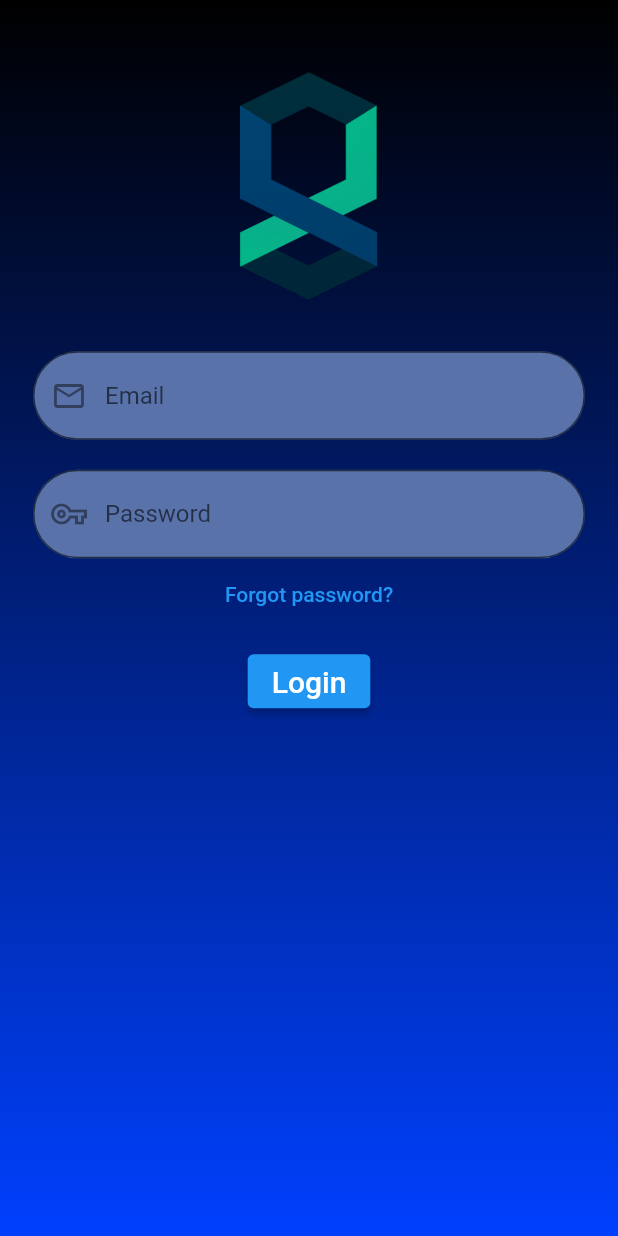
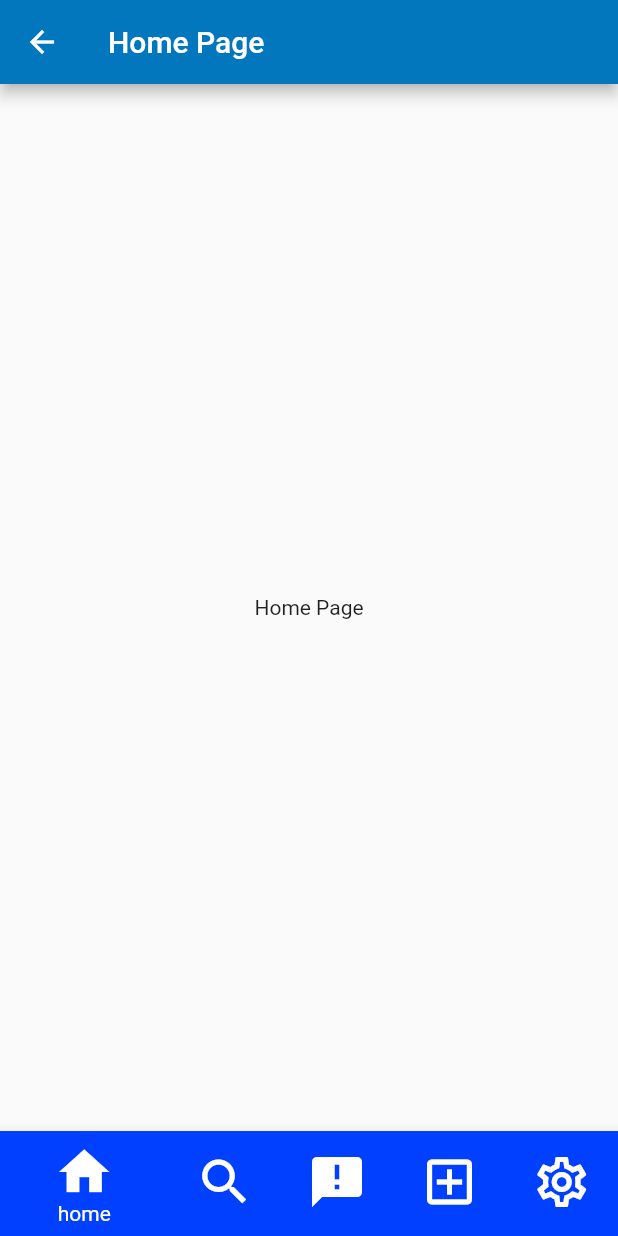
Before and after one commit to serhanyrlmz/UniPath, a Flutter app: the Login screen opened by its route, after a tap on "Login", on a phone screen of 412 x 824 dp. Run offline on Flutter 3.47's test engine with Material 2 defaults, Android fonts, the phone set to English and light mode, and no system bars; network calls fail.

Commit message:
bottomNavigator added

```diff
--- /dev/null
+++ b/lib/routes/HomePage.dart
@@ -0,0 +1,82 @@
+import 'package:flutter/material.dart';
+import 'package:UniPath/utils/color.dart';
+import 'search.dart';
+import 'announcements.dart';
+import 'add.dart';
+import 'settings.dart';
+
+
+class HomeScreen extends StatefulWidget {
+  const HomeScreen({Key? key}) : super(key: key);
+
+  @override
+  _HomeScreenState createState() => _HomeScreenState();
+}
+
+class _HomeScreenState extends State<HomeScreen> {
+  int _selectedIndex=0;
+
+  void _onItemTapped(int index){
+    setState((){
+      _selectedIndex=index;
+      if(_selectedIndex==0) {
+        Navigator.pushReplacement(context,MaterialPageRoute(builder:(context){
+
+          return HomeScreen();
+        }));}
+      else if(_selectedIndex ==1){
+        Navigator.pushReplacement(context,MaterialPageRoute(builder:(context){
+
+          return SearchScreen();
+        }));
+      }
+      else if(_selectedIndex ==2){
+        Navigator.pushReplacement(context,MaterialPageRoute(builder:(context){
+
+          return Announcements();
+        }));
+      }
+      else if(_selectedIndex ==3){
+        Navigator.pushReplacement(context,MaterialPageRoute(builder:(context){
+
+          return Add();
+        }));
+      }
+      else if(_selectedIndex ==4){
+        Navigator.pushReplacement(context,MaterialPageRoute(builder:(context){
+
+          return Settings();
+        }));
+      }
+
+    }
+    );
+  }
+  @override
+  Widget build(BuildContext context) {
+    return Scaffold(
+      appBar: AppBar( title:Text('Home Page'),
+        backgroundColor: AppColors.headingColor,
+      ),
+      body:Center(
+        child: Text('Home Page'),
+      ),
+      bottomNavigationBar: BottomNavigationBar(
+        items:const <BottomNavigationBarItem>[
+          BottomNavigationBarItem(icon: Icon(Icons.home),label:'home', backgroundColor: AppColors.loginBackBottom),
+          BottomNavigationBarItem(icon: Icon(Icons.search_outlined),label:'home', backgroundColor: AppColors.loginBackBottom),
+          BottomNavigationBarItem(icon: Icon(Icons.announcement),label:'home', backgroundColor: AppColors.loginBackBottom),
+          BottomNavigationBarItem(icon: Icon(Icons.add_box_outlined),label:'home' ,backgroundColor: AppColors.loginBackBottom),
+          BottomNavigationBarItem(icon: Icon(Icons.settings_outlined),label:'home', backgroundColor: AppColors.loginBackBottom),
+
+        ],
+        type: BottomNavigationBarType.shifting,
+        currentIndex:_selectedIndex,
+        iconSize:40,
+        onTap:_onItemTapped,
+
+      ),
+
+    );
+  }
+}
--- a/lib/routes/login.dart
+++ b/lib/routes/login.dart
@@ -1,11 +1,23 @@
+
 import 'package:UniPath/utils/color.dart';
 import 'package:flutter/material.dart';
+
+import 'HomePage.dart';
 
 
 class Login extends StatelessWidget {
 
   @override
   Widget build(BuildContext context) {
+    Color getColor(Set<MaterialState> states) {
+      const Set<MaterialState> interactiveStates = <MaterialState>{
+
+        MaterialState.pressed,
+        MaterialState.hovered,
+        MaterialState.focused,
+      };
+      return Colors.black;
+    }
     return Scaffold(
       body: Container(
         decoration: BoxDecoration(
@@ -87,8 +99,12 @@ class Login extends StatelessWidget {
                 margin: EdgeInsets.fromLTRB(0,10,0,0),
                 child: ElevatedButton(
                   child: Text("Login", style: TextStyle(fontSize: 20.0),),
-                  color: Colors.red,
-                  onPressed: () {},
+                  style: ButtonStyle(overlayColor: MaterialStateProperty.resolveWith(getColor),),
+                  onPressed: () {Navigator.pushReplacement(context,MaterialPageRoute(builder:(context){
+
+                      return HomeScreen();
+                    }));
+                    },
                   ),
               ),
             ],
```
Also changed, not shown: lib/routes/add.dart (added, +81 -0 lines), lib/routes/announcements.dart (added, +82 -0 lines), lib/routes/search.dart (added, +81 -0 lines), lib/routes/settings.dart (added, +83 -0 lines).
